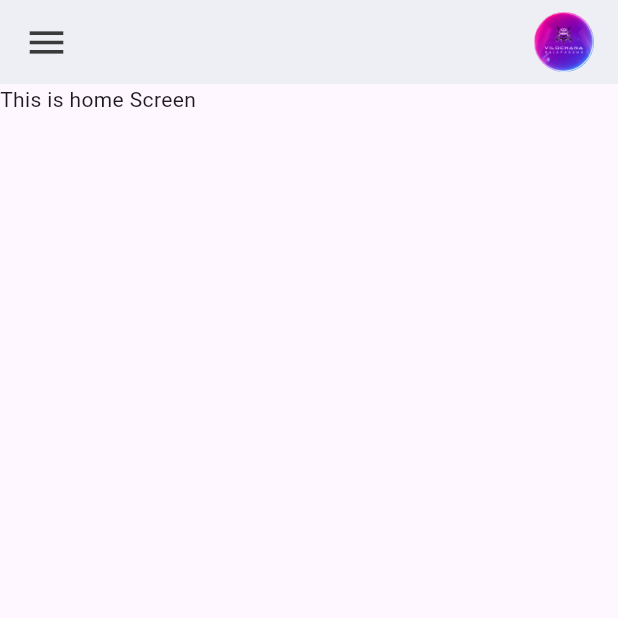
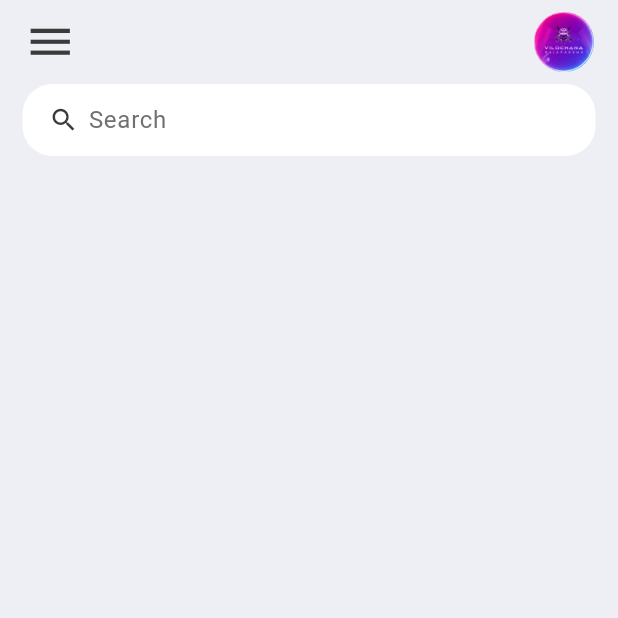
Before and after one commit to sadisi/flutter_ToDo_App, a Flutter app: the screen it shows after launch, on a phone screen of 412 x 824 dp, the top half of it. Run offline on Flutter 3.47's test engine with Material 3 defaults, Android fonts, the phone set to English and light mode, and no system bars.

Commit message:
implement ui

```diff
--- a/lib/Screens/home.dart
+++ b/lib/Screens/home.dart
@@ -7,14 +7,52 @@ class Home extends StatelessWidget {
   @override
   Widget build(BuildContext context) {
     return Scaffold(
-      appBar: AppBar(
       backgroundColor: tdBGColor,
+      appBar: _buildAppBar(),
+      body: Container(
+        padding: EdgeInsets.symmetric(horizontal: 15),
+        child: Column(
+          children: [
+            Container(
+              padding: EdgeInsets.symmetric(horizontal: 15),
+              decoration: BoxDecoration(
+                color: Colors.white,
+                borderRadius: BorderRadius.circular(20),
+              ),
+              child: TextField(
+                decoration: InputDecoration(
+                  contentPadding: EdgeInsets.all(0),
+                  prefixIcon: Icon(
+                    Icons.search,
+                    color: tdBlack,
+                    size: 20,
+                    ),
+                    prefixIconConstraints: BoxConstraints(
+                      maxHeight: 20,
+                      minWidth: 25
+                      ),
+                      border: InputBorder.none,
+                      hintText:'Search',
+                      hintStyle: TextStyle(color:tdGrey),
+                ),
+              ),
+            )
+          ],
+        ),
+      ),
+    );
+  }
+
+  AppBar _buildAppBar() {
+    return AppBar(
+      backgroundColor: tdBGColor,
+      elevation: 0,
       title: Row(
         mainAxisAlignment: MainAxisAlignment.spaceBetween,
         children: [
         Icon(Icons.menu,
         color: tdBlack,
-          size: 30,
+        size: 35,
         ),
         Container(
           height: 40,
@@ -25,10 +63,6 @@ class Home extends StatelessWidget {
           ),
         )
       ],),
-      ),
-      body: Container(
-        child: Text('This is home Screen'),
-      ),
     );
   }
 }
--- a/lib/main.dart
+++ b/lib/main.dart
@@ -1,4 +1,5 @@
 import 'package:flutter/material.dart';
+import 'package:flutter/services.dart';
 import 'package:todo_app/Screens/home.dart';
 
 void main() {
@@ -10,7 +11,9 @@ const MyApp({Key? key}) : super(key: key);
   // This widget is the root of your application.
   @override
   Widget build(BuildContext context) {
+    SystemChrome.setSystemUIOverlayStyle(SystemUiOverlayStyle(statusBarColor: Colors.transparent));
     return MaterialApp(
+      debugShowCheckedModeBanner: false, //remove debub mark in UI
       title: 'ToDo App',
       home: Home(),
     );
```
Lines whose indentation alone changed are shown as unchanged.
